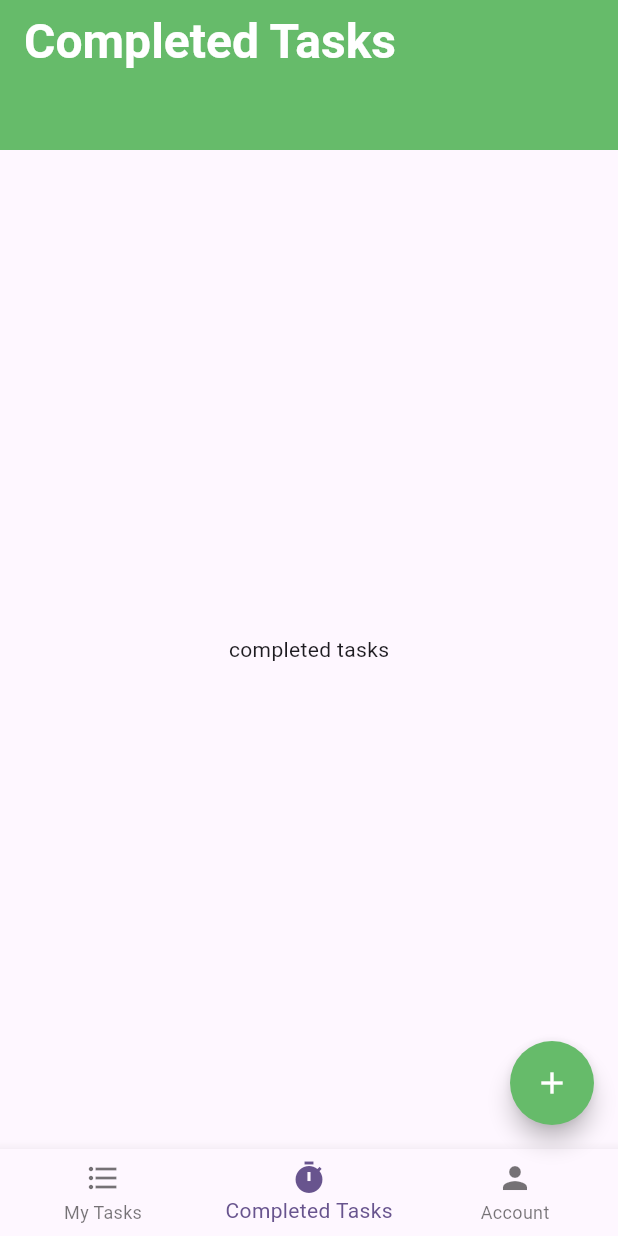
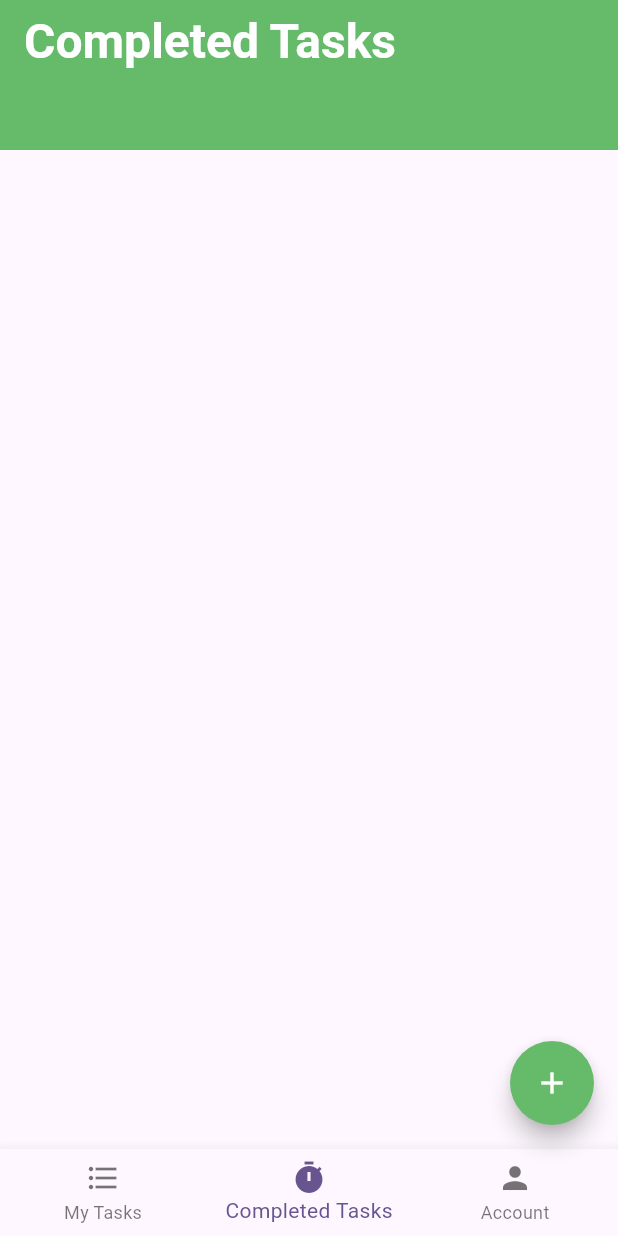
Before and after one commit to samhoooo/todo-app-flutter, a Flutter app: the screen it shows after launch, item 2 of the bottom bar chosen, after a tap on the "add" icon, on a phone screen of 412 x 824 dp. Run offline on Flutter 3.47's test engine with Material 3 defaults, Android fonts, the phone set to English and light mode, and no system bars.

Commit message:
feat: create completed tasks view

```diff
--- a/lib/main.dart
+++ b/lib/main.dart
@@ -16,7 +16,7 @@ class MyApp extends StatelessWidget {
         colorScheme: ColorScheme.fromSeed(seedColor: Colors.deepPurple),
         useMaterial3: true,
       ),
-      home: HomePage(),
+      home: const HomePage(),
     );
   }
 }
@@ -32,16 +32,36 @@ class HomePage extends StatefulWidget {
 
 class _HomePageState extends State<HomePage> {
   int _selectedIndex = 0;
-
-  final List<Widget> _screens = [
-    MyTasks(),
-    CompletedTasks(),
-    Account(),
+  final List<String> _pageNames = ['My Tasks', 'Completed Tasks', 'Welcome'];
+  final List<Map<String, dynamic>> _tasks = [
+    {
+      'id': 1,
+      'title': 'Task 1',
+      'time': 'Fri, Apr 21 2:15 PM',
+      'isChecked': false
+    },
+    {
+      'id': 2,
+      'title': 'Task 2',
+      'time': 'Fri, Apr 21 2:15 PM',
+      'isChecked': false
+    },
+    {
+      'id': 3,
+      'title': 'Task 3',
+      'time': 'Fri, Apr 21 2:15 PM',
+      'isChecked': false
+    },
   ];
 
-  final List<String> _pageNames = ['My Tasks', 'Completed Tasks', 'Welcome'];
+  void _toggleTask(int taskId) {
+    setState(() {
+      int index = _tasks.indexWhere((task) => task['id'] == taskId);
+      _tasks[index]['isChecked'] = !_tasks[index]['isChecked'];
+    });
+  }
 
-  void _onItemTapped(int index) {
+  void _onBottomBarItemTapped(int index) {
     setState(() {
       _selectedIndex = index;
     });
@@ -49,12 +69,18 @@ class _HomePageState extends State<HomePage> {
 
   @override
   Widget build(BuildContext context) {
+    final List<Widget> _screens = [
+      MyTasks(tasks: _tasks, toggleTask: _toggleTask),
+      CompletedTasks(tasks: _tasks, toggleTask: _toggleTask),
+      const Account(),
+    ];
+
     return Scaffold(
         appBar: PreferredSize(
           preferredSize: const Size.fromHeight(100),
           child: AppBar(
             title: Text(_pageNames[_selectedIndex],
-                style: TextStyle(
+                style: const TextStyle(
                     color: Colors.white,
                     fontSize: 32,
                     fontWeight: FontWeight.bold)),
@@ -65,12 +91,12 @@ class _HomePageState extends State<HomePage> {
         body: _screens[_selectedIndex],
         floatingActionButton: FloatingActionButton(
             onPressed: () {},
-            child: const Icon(Icons.add, color: Colors.white),
             backgroundColor: Colors.green[400],
-            shape: CircleBorder()),
+            shape: const CircleBorder(),
+            child: const Icon(Icons.add, color: Colors.white)),
         bottomNavigationBar: BottomNavigationBar(
           currentIndex: _selectedIndex,
-          onTap: _onItemTapped,
+          onTap: _onBottomBarItemTapped,
           items: const <BottomNavigationBarItem>[
             BottomNavigationBarItem(
                 icon: Icon(Icons.format_list_bulleted), label: 'My Tasks'),
@@ -83,31 +109,24 @@ class _HomePageState extends State<HomePage> {
 }
 
 class MyTasks extends StatefulWidget {
+  final List<Map<String, dynamic>> tasks;
+  final Function(int) toggleTask;
+
+  const MyTasks({super.key, required this.tasks, required this.toggleTask});
+
   @override
   State<MyTasks> createState() => _MyTasksState();
 }
 
 class _MyTasksState extends State<MyTasks> {
-  final List<Map<String, dynamic>> tasks = [
-    {'title': 'Task 1', 'time': 'Fri, Apr 21 2:15 PM', 'isChecked': false},
-    {'title': 'Task 2', 'time': 'Fri, Apr 21 2:15 PM', 'isChecked': false},
-    {'title': 'Task 3', 'time': 'Fri, Apr 21 2:15 PM', 'isChecked': false},
-  ];
-
-  void _toggleTask(int index) {
-    setState(() {
-      tasks[index]['isChecked'] = !tasks[index]['isChecked'];
-    });
-  }
-
   @override
   Widget build(BuildContext context) {
     return Scaffold(
       body: ListView.builder(
-        itemCount: tasks.length,
+        itemCount: widget.tasks.length,
         itemBuilder: (context, index) {
           return Container(
-            margin: EdgeInsets.symmetric(horizontal: 16, vertical: 8),
+            margin: const EdgeInsets.symmetric(horizontal: 16, vertical: 8),
             decoration: BoxDecoration(
               color: Colors.white,
               borderRadius: BorderRadius.circular(8),
@@ -123,18 +142,18 @@ class _MyTasksState extends State<MyTasks> {
             child: ListTile(
                 contentPadding:
                     const EdgeInsets.symmetric(horizontal: 16, vertical: 8),
-                title: Text(tasks[index]['title']!,
+                title: Text(widget.tasks[index]['title']!,
                     style: const TextStyle(
                       fontSize: 18,
                       fontWeight: FontWeight.bold,
                     )),
-                subtitle: Text(tasks[index]['time']!),
+                subtitle: Text(widget.tasks[index]['time']!),
                 trailing: GestureDetector(
                     onTap: () {
-                      _toggleTask(index);
+                      widget.toggleTask(widget.tasks[index]['id']);
                     },
                     child: Icon(
-                        tasks[index]['isChecked']
+                        widget.tasks[index]['isChecked']
                             ? Icons.check_circle
                             : Icons.circle_outlined,
                         color: Colors.green,
@@ -147,15 +166,59 @@ class _MyTasksState extends State<MyTasks> {
 }
 
 class CompletedTasks extends StatelessWidget {
+  final List<Map<String, dynamic>> tasks;
+  final Function(int) toggleTask;
+  const CompletedTasks(
+      {super.key, required this.tasks, required this.toggleTask});
+
   @override
   Widget build(BuildContext context) {
-    return Center(child: Text('completed tasks'));
+    final completedTasks =
+        tasks.where((task) => task['isChecked'] == true).toList();
+    return Scaffold(
+      body: ListView.builder(
+        itemCount: completedTasks.length,
+        itemBuilder: (context, index) {
+          final task = completedTasks[index];
+          return Container(
+            margin: const EdgeInsets.symmetric(horizontal: 16, vertical: 8),
+            decoration: BoxDecoration(
+              color: Colors.white,
+              borderRadius: BorderRadius.circular(8),
+              boxShadow: [
+                BoxShadow(
+                  color: Colors.grey.withOpacity(0.2),
+                  spreadRadius: 2,
+                  blurRadius: 4,
+                  offset: const Offset(0, 2),
+                ),
+              ],
+            ),
+            child: ListTile(
+                contentPadding:
+                    const EdgeInsets.symmetric(horizontal: 16, vertical: 8),
+                title: Text(task['title'],
+                    style: const TextStyle(
+                      fontSize: 18,
+                      fontWeight: FontWeight.bold,
+                    )),
+                subtitle: Text(task['time']!),
+                trailing: GestureDetector(
+                    onTap: () => toggleTask(task['id']),
+                    child: const Icon(Icons.check_circle,
+                        color: Colors.green, size: 28))),
+          );
+        },
+      ),
+    );
   }
 }
 
 class Account extends StatelessWidget {
+  const Account({super.key});
+
   @override
   Widget build(BuildContext context) {
-    return Center(child: Text('account'));
+    return const Center(child: Text('account'));
   }
 }
```
